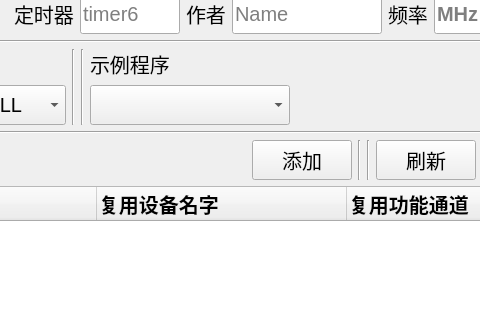
Before: the Qt Designer form project/widget.ui in RTduino/pinout-generator, drawn with Qt 5; both pictures show x 674 to 1154 and y 104 to 424 of the 1297 by 830 pixel window.
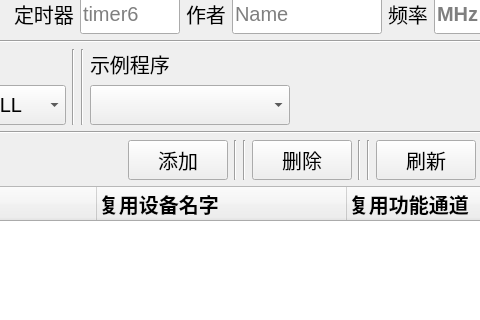
After: the same form once the commit is applied.

Commit message: [快捷键]更新添加和删除的快捷键

What changed in the file:
```diff
--- a/project/widget.ui
+++ b/project/widget.ui
@@ -845,6 +845,44 @@
           </property>
          </widget>
         </item>
+        <item>
+         <widget class="Line" name="line_23">
+          <property name="orientation">
+           <enum>Qt::Vertical</enum>
+          </property>
+         </widget>
+        </item>
+        <item>
+         <widget class="Line" name="line_24">
+          <property name="orientation">
+           <enum>Qt::Vertical</enum>
+          </property>
+         </widget>
+        </item>
+        <item>
+         <widget class="QPushButton" name="delbtn">
+          <property name="minimumSize">
+           <size>
+            <width>100</width>
+            <height>40</height>
+           </size>
+          </property>
+          <property name="maximumSize">
+           <size>
+            <width>100</width>
+            <height>40</height>
+           </size>
+          </property>
+          <property name="font">
+           <font>
+            <pointsize>15</pointsize>
+           </font>
+          </property>
+          <property name="text">
+           <string>删除</string>
+          </property>
+         </widget>
+        </item>
         <item>
          <widget class="Line" name="line_7">
           <property name="orientation">
```
The commit also changes 4 other files.
